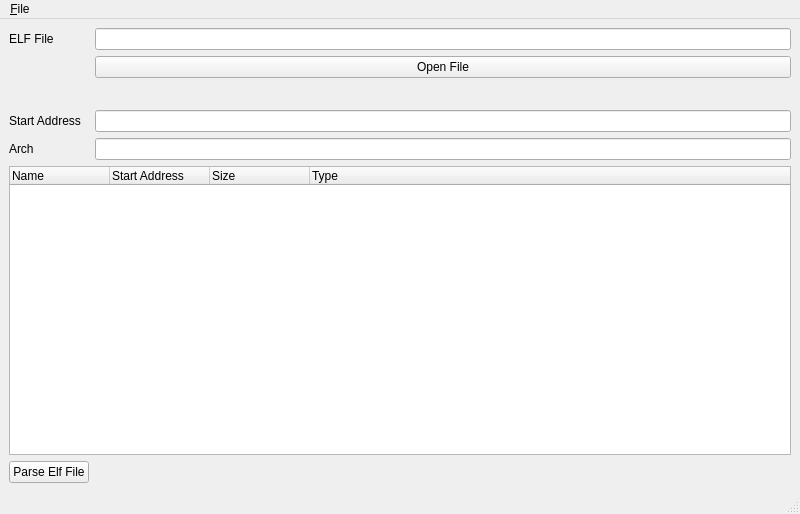
Before: the Qt Designer form ui/elf_viewer.ui in RAMENtheNOODLES/dev-board-flasher, drawn with Qt 5.
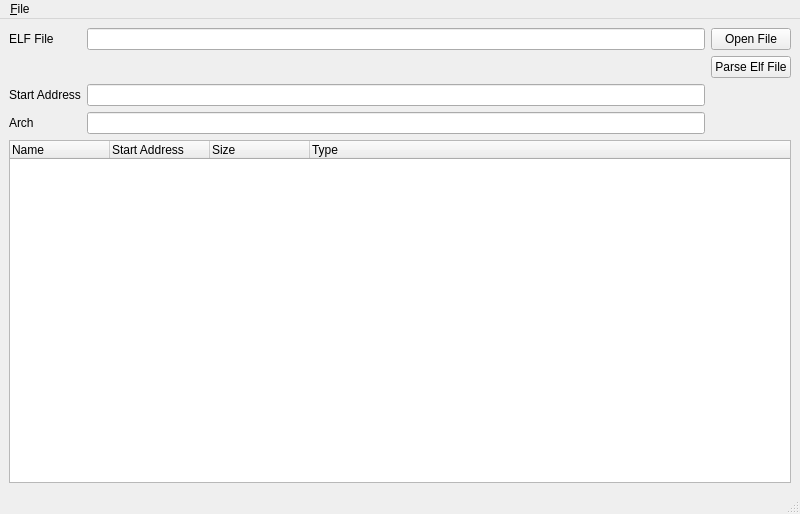
After: the same form once the commit is applied.

Diff of the .ui file:
```diff
--- a/ui/elf_viewer.ui
+++ b/ui/elf_viewer.ui
@@ -14,59 +14,7 @@
    <string>Elf Viewer</string>
   </property>
   <widget class="QWidget" name="centralwidget">
-   <layout class="QFormLayout" name="formLayout">
-    <item row="5" column="0" colspan="2">
-     <widget class="QTreeWidget" name="sectionsWidget">
-      <column>
-       <property name="text">
-        <string>Name</string>
-       </property>
-      </column>
-      <column>
-       <property name="text">
-        <string>Start Address</string>
-       </property>
-      </column>
-      <column>
-       <property name="text">
-        <string>Size</string>
-       </property>
-      </column>
-      <column>
-       <property name="text">
-        <string>Type</string>
-       </property>
-      </column>
-     </widget>
-    </item>
-    <item row="6" column="0">
-     <widget class="QPushButton" name="parseElfBtn">
-      <property name="text">
-       <string>Parse Elf File</string>
-      </property>
-     </widget>
-    </item>
-    <item row="3" column="0">
-     <widget class="QLabel" name="startAddressLabel">
-      <property name="text">
-       <string>Start Address</string>
-      </property>
-     </widget>
-    </item>
-    <item row="3" column="1">
-     <widget class="QLineEdit" name="startAddressLineEdit">
-      <property name="readOnly">
-       <bool>true</bool>
-      </property>
-     </widget>
-    </item>
-    <item row="4" column="0">
-     <widget class="QLabel" name="archLabel">
-      <property name="text">
-       <string>Arch</string>
-      </property>
-     </widget>
-    </item>
+   <layout class="QGridLayout" name="gridLayout">
     <item row="4" column="1">
      <widget class="QLineEdit" name="archLineEdit">
       <property name="readOnly">
@@ -74,23 +22,6 @@
       </property>
      </widget>
     </item>
-    <item row="0" column="0">
-     <widget class="QLabel" name="elfFileLabel">
-      <property name="text">
-       <string>ELF File</string>
-      </property>
-     </widget>
-    </item>
-    <item row="0" column="1">
-     <widget class="QLineEdit" name="elfFileLineEdit"/>
-    </item>
-    <item row="1" column="1">
-     <widget class="QPushButton" name="openFileBtn">
-      <property name="text">
-       <string>Open File</string>
-      </property>
-     </widget>
-    </item>
     <item row="2" column="1">
      <spacer name="verticalSpacer">
       <property name="orientation">
@@ -107,6 +38,75 @@
       </property>
      </spacer>
     </item>
+    <item row="3" column="0">
+     <widget class="QLabel" name="startAddressLabel">
+      <property name="text">
+       <string>Start Address</string>
+      </property>
+     </widget>
+    </item>
+    <item row="3" column="1">
+     <widget class="QLineEdit" name="startAddressLineEdit">
+      <property name="readOnly">
+       <bool>true</bool>
+      </property>
+     </widget>
+    </item>
+    <item row="0" column="1">
+     <widget class="QLineEdit" name="elfFileLineEdit"/>
+    </item>
+    <item row="4" column="0">
+     <widget class="QLabel" name="archLabel">
+      <property name="text">
+       <string>Arch</string>
+      </property>
+     </widget>
+    </item>
+    <item row="0" column="0">
+     <widget class="QLabel" name="elfFileLabel">
+      <property name="text">
+       <string>ELF File</string>
+      </property>
+     </widget>
+    </item>
+    <item row="0" column="2">
+     <widget class="QPushButton" name="openFileBtn">
+      <property name="text">
+       <string>Open File</string>
+      </property>
+     </widget>
+    </item>
+    <item row="5" column="0" colspan="3">
+     <widget class="QTreeWidget" name="sectionsWidget">
+      <column>
+       <property name="text">
+        <string>Name</string>
+       </property>
+      </column>
+      <column>
+       <property name="text">
+        <string>Start Address</string>
+       </property>
+      </column>
+      <column>
+       <property name="text">
+        <string>Size</string>
+       </property>
+      </column>
+      <column>
+       <property name="text">
+        <string>Type</string>
+       </property>
+      </column>
+     </widget>
+    </item>
+    <item row="2" column="2">
+     <widget class="QPushButton" name="parseElfBtn">
+      <property name="text">
+       <string>Parse Elf File</string>
+      </property>
+     </widget>
+    </item>
    </layout>
   </widget>
   <widget class="QMenuBar" name="menubar">
```
